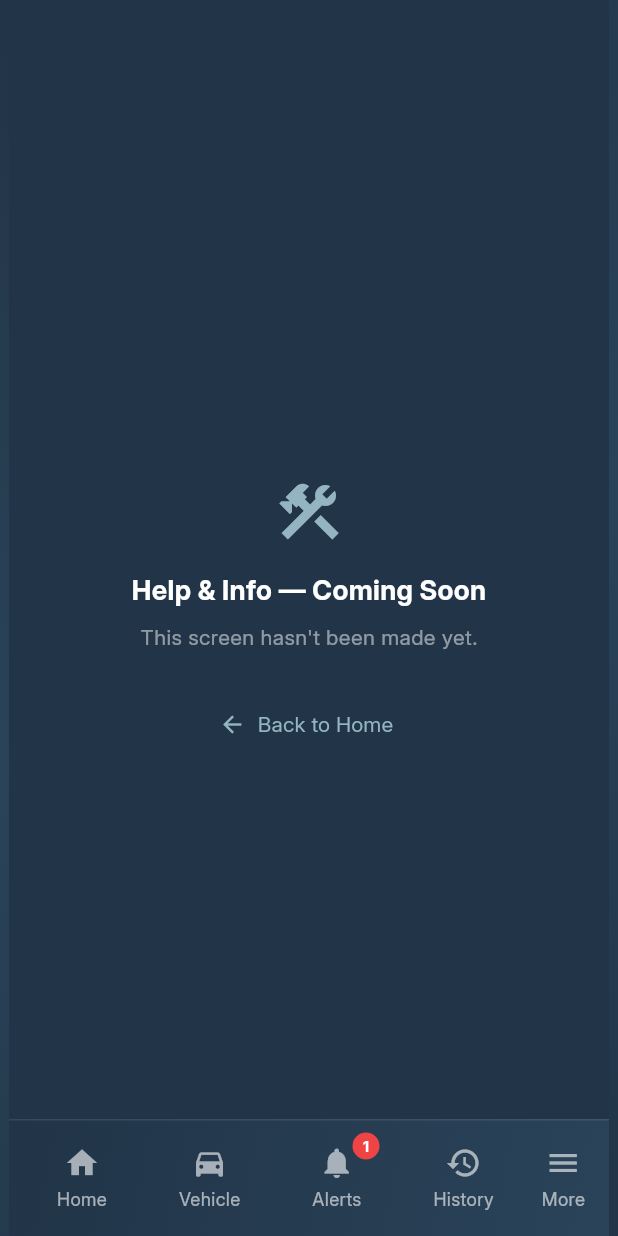
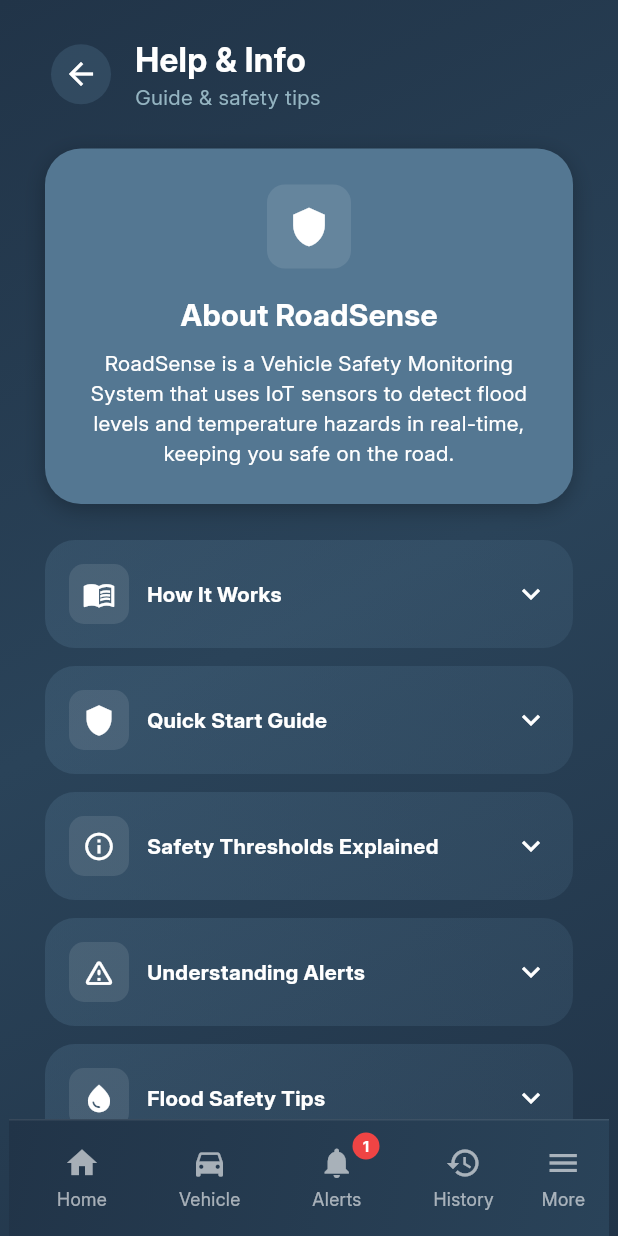
Before and after one commit to jirah11/roadsense_iot_vehicle_safety_system, a Flutter app: the screen it shows after launch, scrolled down 141 dp, after a tap on "Help & Info", on a phone screen of 412 x 824 dp. Run offline on Flutter 3.47's test engine with Material 3 defaults, Android fonts, the phone set to English and light mode, and no system bars; our stand-ins replace flutter_svg, google_fonts.

Commit message:
Help & Info + Comments

```diff
--- a/lib/app.dart
+++ b/lib/app.dart
@@ -1,5 +1,6 @@
 import 'dart:async';
 import 'package:flutter/material.dart';
+import 'package:roadsense_unang_hirit/screens/help_info_screen.dart';
 import 'package:roadsense_unang_hirit/screens/settings_screen.dart';
 import 'app_theme.dart';
 import 'models/models.dart';
@@ -305,9 +306,7 @@ class _AppShellState extends State<AppShell> {
                     ),
 
                   if (_currentScreen == AppScreen.help)
-                    _PlaceholderScreen(
-                      label: 'Help & Info',
-                      onBack: () => _goTo(AppScreen.home),
+                    HelpInfoScreen(onBack: () => _goTo(AppScreen.home),
                     ),
 
                   Positioned(
--- /dev/null
+++ b/lib/screens/help_info_screen.dart
@@ -0,0 +1,361 @@
+import 'package:flutter/material.dart';
+import 'package:google_fonts/google_fonts.dart';
+import '../app_theme.dart';
+
+
+class HelpInfoScreen extends StatefulWidget {
+  final VoidCallback onBack;
+
+
+  const HelpInfoScreen({super.key, required this.onBack});
+
+//call
+  @override
+  State<HelpInfoScreen> createState() => _HelpInfoScreenState();
+}
+
+//call
+class _HelpInfoScreenState extends State<HelpInfoScreen> {
+  String? _expanded;
+
+
+  @override
+  Widget build(BuildContext context) {
+    return SingleChildScrollView(
+      padding: const EdgeInsets.fromLTRB(24, 24, 24, 120),
+      child: Column(
+        crossAxisAlignment: CrossAxisAlignment.start,
+        children: [
+          Row(
+            children: [
+              IconButton( //back to home
+                onPressed: widget.onBack,
+                style: IconButton.styleFrom(
+                  backgroundColor: AppColors.primary.withValues(alpha: 0.3),
+                ),
+                icon: const Icon(Icons.arrow_back, color: Colors.white),
+              ),
+              const SizedBox(width: 12),
+              Column(
+                crossAxisAlignment: CrossAxisAlignment.start,
+                children: [
+                  Text(
+                    'Help & Info',
+                    style: GoogleFonts.inter(
+                      fontSize: 22,
+                      fontWeight: FontWeight.bold,
+                      color: Colors.white,
+                    ),
+                  ),
+                  Text(
+                    'Guide & safety tips',
+                    style: GoogleFonts.inter(
+                      fontSize: 14,
+                      color: AppColors.accent,
+                    ),
+                  ),
+                ],
+              ),
+            ],
+          ),
+          const SizedBox(height: 24),
+          Container(
+            width: double.infinity, //wow, ngayon ko lang narealize na ginagawa niyang expandable mga widget, wow
+            padding: const EdgeInsets.all(24),
+            decoration: BoxDecoration(
+              gradient: const LinearGradient(
+                begin: Alignment.topLeft,
+                end: Alignment.bottomRight,
+                colors: [AppColors.primary, Color(0xFF547792)],
+              ),
+              borderRadius: BorderRadius.circular(24),
+              boxShadow: [
+                BoxShadow(
+                  color: Colors.black26,
+                  blurRadius: 12,
+                  offset: const Offset(0, 4),
+                ),
+              ],
+            ),
+            child: Column(
+              children: [
+                Container(
+                  width: 56,
+                  height: 56,
+                  decoration: BoxDecoration(
+                    color: Colors.white.withValues(alpha: 0.1),
+                    borderRadius: BorderRadius.circular(12),
+                  ),
+                  child: const Icon(
+                    Icons.shield,
+                    color: Colors.white,
+                    size: 28,
+                  ),
+                ),
+                const SizedBox(height: 16),
+                Text(
+                  'About RoadSense',
+                  style: GoogleFonts.inter(
+                    fontSize: 20,
+                    fontWeight: FontWeight.bold,
+                    color: Colors.white,
+                  ),
+                ),
+                const SizedBox(height: 8),
+                Text(
+                  'RoadSense is a Vehicle Safety Monitoring System that uses IoT sensors to detect flood levels and temperature hazards in real-time, keeping you safe on the road.',
+                  style: GoogleFonts.inter(fontSize: 14, color: Colors.white),
+                  textAlign: TextAlign.center,
+                ),
+              ],
+            ),
+          ),
+          const SizedBox(height: 24),
+          //contents na nakalagay sa expandables
+          _expansion('how-it-works', 'How It Works', Icons.menu_book, [
+            '1. Wala pa',
+            '2. Wala pa',
+            '3. Wala pa',
+            '4. Wala pa',
+            '5. Wala pa',
+          ]),
+          _expansion('quick-start', 'Quick Start Guide', Icons.shield, [
+            '1. Wala pa',
+            '2. Wala pa',
+            '3. Wala pa',
+            '4. Wala pa',
+          ]),
+          _expansion(
+            'thresholds',
+            'Safety Thresholds Explained',
+            Icons.info_outline,
+            [
+              'Flood Levels: Wala pa',
+              'Temperature: Wala pa',
+            ],
+          ),
+          _expansion(
+            'safety-status',
+            'Understanding Alerts',
+            Icons.warning_amber_rounded,
+            [
+              'SAFE – Wala pa',
+              'CAUTION – Wala pa',
+              'DANGER – Wala pa',
+            ],
+          ),
+          _expansion('flood-safety', 'Flood Safety Tips', Icons.water_drop, [
+            'Wala pa',
+            'Wala pa',
+            'Wala pa',
+            'Wala pa',
+            'Wala pa',
+          ]),
+          _expansion('temp-safety', 'Temperature Safety Tips', Icons.thermostat, [
+            'Wala pa',
+            'Wala pa',
+            'Wala pa',
+            'Wala pa',
+            'Wala pa',
+          ]),
+          //need more help box, nakalagay mga contact details
+          const SizedBox(height: 24),
+          Container(
+            width: double.infinity,
+            padding: const EdgeInsets.all(20),
+            decoration: BoxDecoration(
+              gradient: const LinearGradient(
+                begin: Alignment.topLeft,
+                end: Alignment.bottomRight,
+                colors: [AppColors.primary, Color(0xFF547792)],
+              ),
+              borderRadius: BorderRadius.circular(24),
+              boxShadow: [
+                BoxShadow(
+                  color: Colors.black26,
+                  blurRadius: 8,
+                  offset: const Offset(0, 2),
+                ),
+              ],
+            ),
+            child: Column(
+              crossAxisAlignment: CrossAxisAlignment.start,
+              children: [
+                Text(
+                  'Need More Help?',
+                  style: GoogleFonts.inter(
+                    fontSize: 16,
+                    fontWeight: FontWeight.w600,
+                    color: Colors.white,
+                  ),
+                ),
+                const SizedBox(height: 16),
+                Row(
+                  children: [
+                    Container(
+                      width: 48,
+                      height: 48,
+                      decoration: BoxDecoration(
+                        color: Colors.black26,
+                        borderRadius: BorderRadius.circular(12),
+                      ),
+                      child: const Icon(Icons.phone, color: Colors.white),
+                    ),
+                    const SizedBox(width: 12),
+                    Column(
+                      crossAxisAlignment: CrossAxisAlignment.start,
+                      children: [
+                        Text(
+                          'Technical Support',
+                          style: GoogleFonts.inter(
+                            fontWeight: FontWeight.w600,
+                            color: Colors.white,
+                          ),
+                        ),
+                        Text(
+                          '+63 912 345 6789',
+                          style: GoogleFonts.inter(
+                            fontSize: 14,
+                            color: Colors.white,
+                          ),
+                        ),
+                      ],
+                    ),
+                  ],
+                ),
+                const SizedBox(height: 12),
+                Row(
+                  children: [
+                    Container(
+                      width: 48,
+                      height: 48,
+                      decoration: BoxDecoration(
+                        color: Colors.black26,
+                        borderRadius: BorderRadius.circular(12),
+                      ),
+                      child: const Icon(Icons.email, color: Colors.white),
+                    ),
+                    const SizedBox(width: 12),
+                    Column(
+                      crossAxisAlignment: CrossAxisAlignment.start,
+                      children: [
+                        Text(
+                          'Email Support',
+                          style: GoogleFonts.inter(
+                            fontWeight: FontWeight.w600,
+                            color: Colors.white,
+                          ),
+                        ),
+                        Text(
+                          'roadsense@example.com',
+                          style: GoogleFonts.inter(
+                            fontSize: 14,
+                            color: Colors.white,
+                          ),
+                        ),
+                      ],
+                    ),
+                  ],
+                ),
+              ],
+            ),
+          ),
+        ],
+      ),
+    );
+  }
+
+// eto yung container or box nung nageexpand if nagclick ka ng topic sa help info.
+// depende yung container sa content kung gaano siya kahaba tas kalaki
+  Widget _expansion(
+      String key,
+      String title,
+      IconData icon,
+      List<String> items,
+      ) {
+    final isExpanded = _expanded == key;
+    return Padding(
+      padding: const EdgeInsets.only(bottom: 12),
+      child: Column(
+        children: [
+          GestureDetector(
+            onTap: () => setState(() => _expanded = isExpanded ? null : key),
+            child: Container(
+              width: double.infinity,
+              padding: const EdgeInsets.all(16),
+              decoration: BoxDecoration(
+                gradient: LinearGradient(
+                  begin: Alignment.topLeft,
+                  end: Alignment.bottomRight,
+                  colors: [
+                    AppColors.primary.withValues(alpha: 0.3),
+                    AppColors.primary.withValues(alpha: 0.2),
+                  ],
+                ),
+                borderRadius: BorderRadius.circular(20),
+              ),
+              child: Row(
+                children: [
+                  Container(
+                    width: 40,
+                    height: 40,
+                    decoration: BoxDecoration(
+                      color: Colors.white.withValues(alpha: 0.1),
+                      borderRadius: BorderRadius.circular(10),
+                    ),
+                    child: Icon(icon, color: Colors.white, size: 22),
+                  ),
+                  const SizedBox(width: 12),
+                  Expanded(
+                    child: Text(
+                      title,
+                      style: GoogleFonts.inter(
+                        fontWeight: FontWeight.w600,
+                        color: Colors.white,
+                      ),
+                    ),
+                  ),
+                  Icon(
+                    isExpanded
+                        ? Icons.keyboard_arrow_up
+                        : Icons.keyboard_arrow_down,
+                    color: Colors.white,
+                  ),
+                ],
+              ),
+            ),
+          ),
+          if (isExpanded)
+            Container(
+              margin: const EdgeInsets.only(top: 4),
+              padding: const EdgeInsets.all(16),
+              decoration: BoxDecoration(
+                color: AppColors.accent.withValues(alpha: 0.2),
+                borderRadius: BorderRadius.circular(20),
+                border: Border.all(
+                  color: AppColors.accent.withValues(alpha: 0.3),
+                ),
+              ),
+              child: Column(
+                crossAxisAlignment: CrossAxisAlignment.start,
+                children: items
+                    .map(
+                      (e) => Padding(
+                    padding: const EdgeInsets.only(bottom: 8),
+                    child: Text(
+                      e,
+                      style: GoogleFonts.inter(
+                        fontSize: 14,
+                        color: Colors.white70,
+                      ),
+                    ),
+                  ),
+                )
+                    .toList(),
+              ),
+            ),
+        ],
+      ),
+    );
+  }
+}
--- a/lib/screens/home_screen.dart
+++ b/lib/screens/home_screen.dart
@@ -159,7 +159,7 @@ class HomeScreen extends StatelessWidget {
           ),
           const SizedBox(height: 24),
 
-          //active alerts banner
+          //active alerts banner, lilitaw lang siya if may alert
           if (activeAlerts.isNotEmpty)
             GestureDetector(
               onTap: () => onNavigate(AppScreen.alerts),
--- a/lib/screens/iot_status_screen.dart
+++ b/lib/screens/iot_status_screen.dart
@@ -142,7 +142,7 @@ class IoTStatusScreen extends StatelessWidget {
               ],
             ),
           ),
-          const SizedBox(height: 16),
+          const SizedBox(height: 16), //placeholder info lang sa iot since wala pa naman backend
           _progressCard(
             'Signal Strength',
             'Network connection quality',
```
